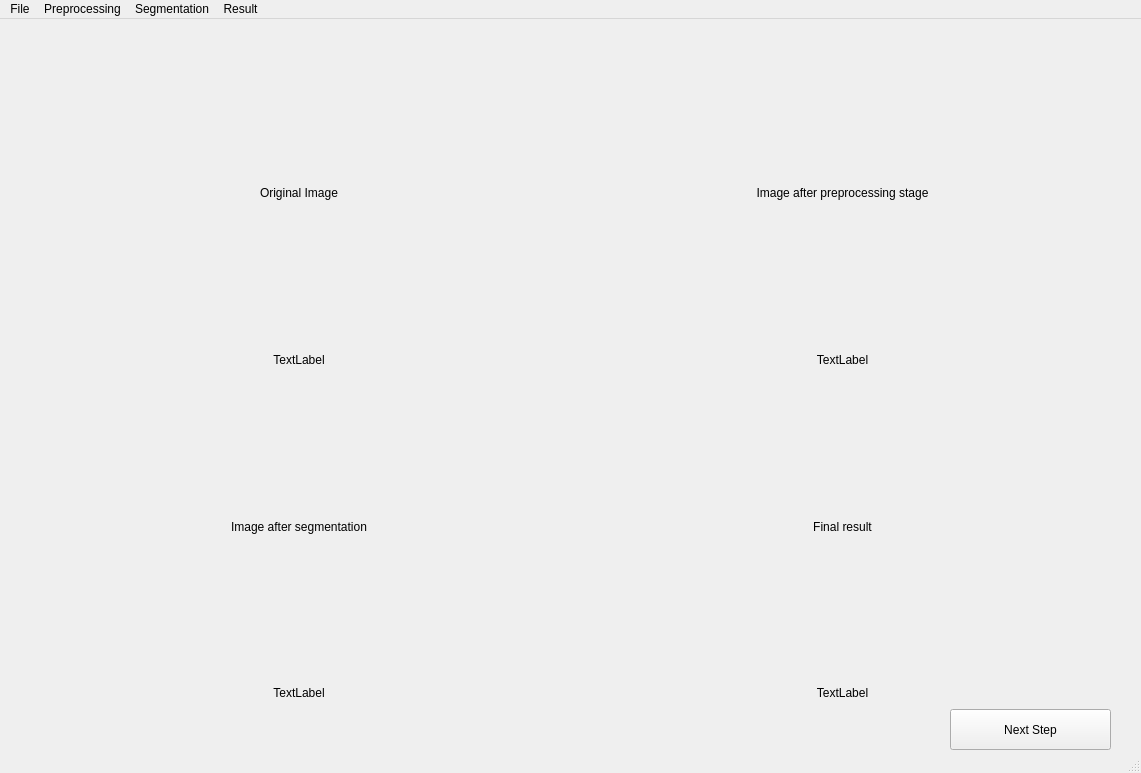
Old version of the form Project/BrainTumorSegmentation/src/brainTumor.ui in the repository laurandrei994/ProiectLicenta.
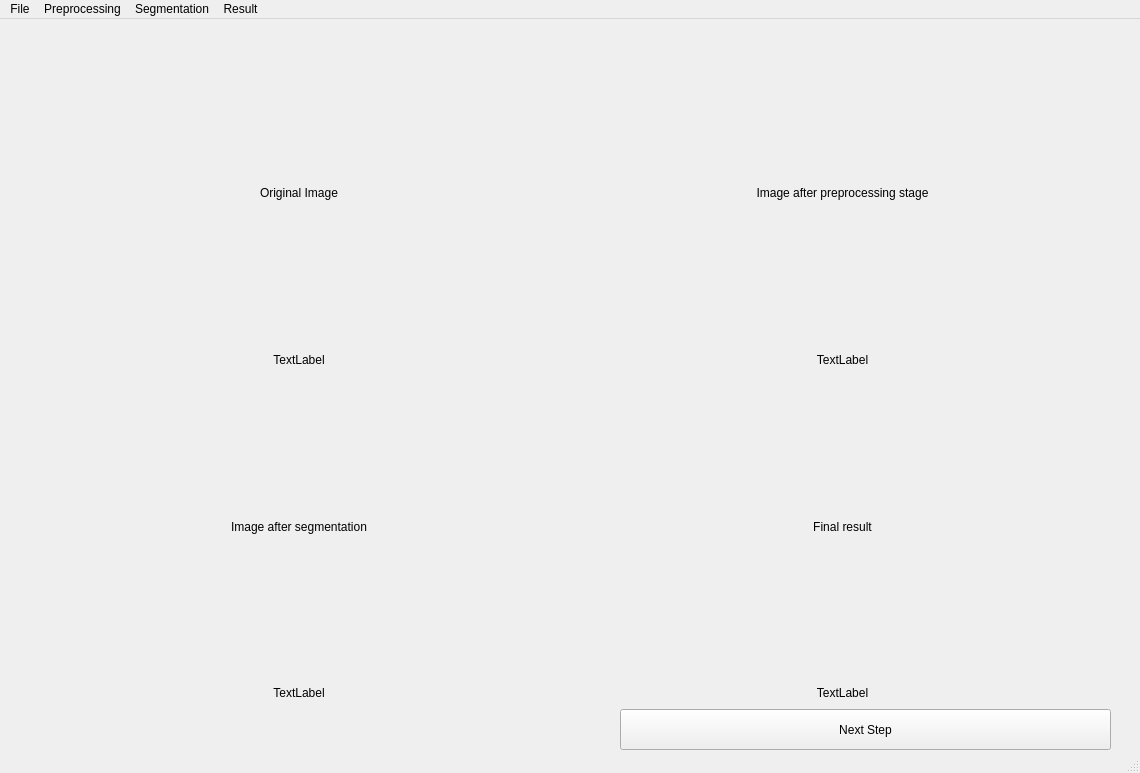
New version of the form.

Patch:
```diff
--- a/Project/BrainTumorSegmentation/src/brainTumor.ui
+++ b/Project/BrainTumorSegmentation/src/brainTumor.ui
@@ -6,7 +6,7 @@
    <rect>
     <x>0</x>
     <y>0</y>
-    <width>1141</width>
+    <width>1140</width>
     <height>773</height>
    </rect>
   </property>
@@ -17,15 +17,18 @@
    <widget class="QPushButton" name="nestStep">
     <property name="geometry">
      <rect>
-      <x>950</x>
+      <x>620</x>
       <y>690</y>
-      <width>161</width>
+      <width>491</width>
       <height>41</height>
      </rect>
     </property>
     <property name="text">
      <string>Next Step</string>
     </property>
+    <property name="flat">
+     <bool>false</bool>
+    </property>
    </widget>
    <widget class="QWidget" name="layoutWidget">
     <property name="geometry">
@@ -176,7 +179,7 @@
     <rect>
      <x>0</x>
      <y>0</y>
-     <width>1141</width>
+     <width>1140</width>
      <height>21</height>
     </rect>
    </property>
```
Left out of the diff: 12 changed lines with no effect on the pictures.
